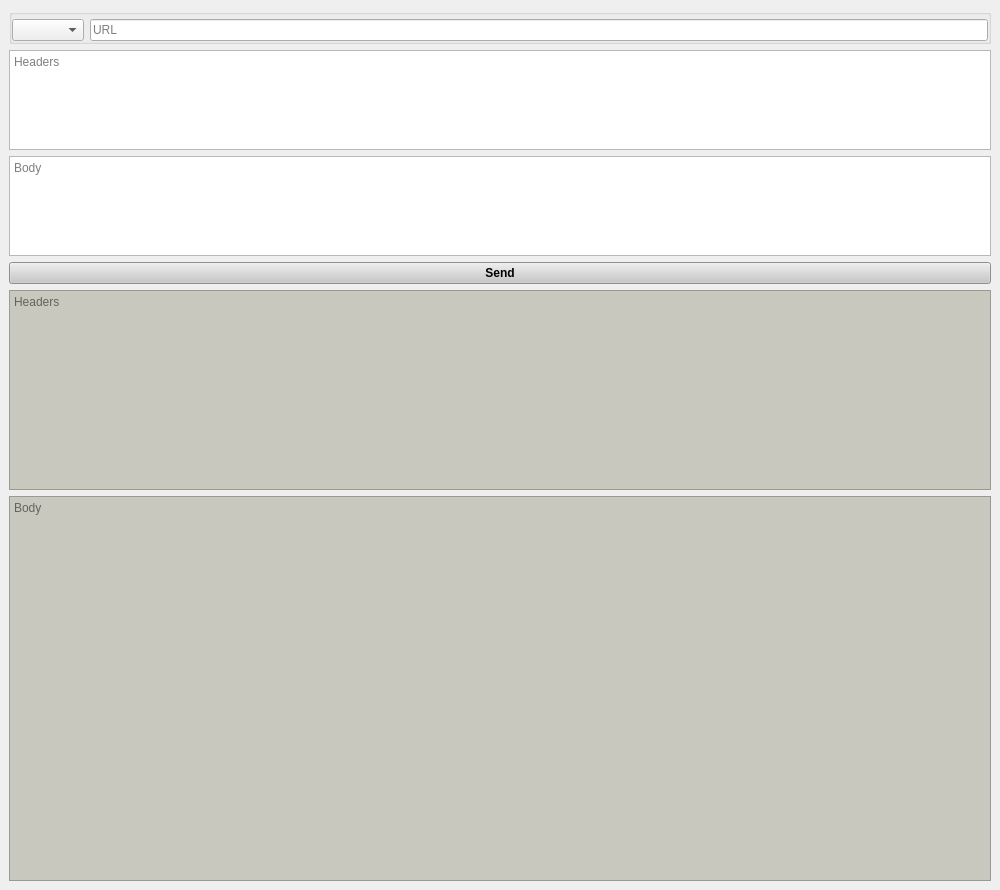
The window that mainwindow.ui (kachamkin/curl) describes before a commit, drawn with Qt 5.
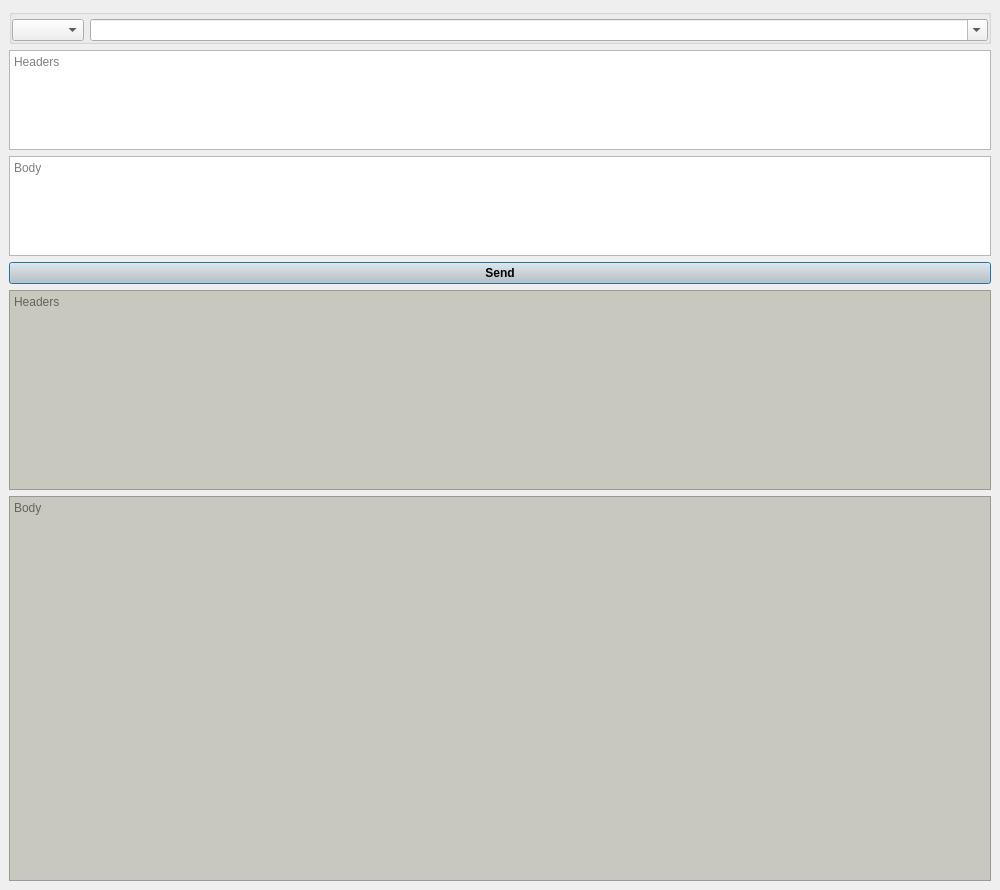
The same window after the commit. Icons and pictures are not drawn.

What changed in the file:
```diff
--- a/mainwindow.ui
+++ b/mainwindow.ui
@@ -93,7 +93,7 @@
         </widget>
        </item>
        <item>
-        <widget class="QLineEdit" name="URL">
+        <widget class="QComboBox" name="URL">
          <property name="sizePolicy">
           <sizepolicy hsizetype="Expanding" vsizetype="Fixed">
            <horstretch>0</horstretch>
@@ -106,6 +106,9 @@
            <height>0</height>
           </size>
          </property>
+         <property name="editable">
+          <bool>true</bool>
+         </property>
          <property name="placeholderText">
           <string>URL</string>
          </property>
@@ -162,6 +165,12 @@
       <property name="text">
        <string>Send</string>
       </property>
+      <property name="autoDefault">
+       <bool>false</bool>
+      </property>
+      <property name="default">
+       <bool>true</bool>
+      </property>
       <property name="flat">
        <bool>false</bool>
       </property>
```
